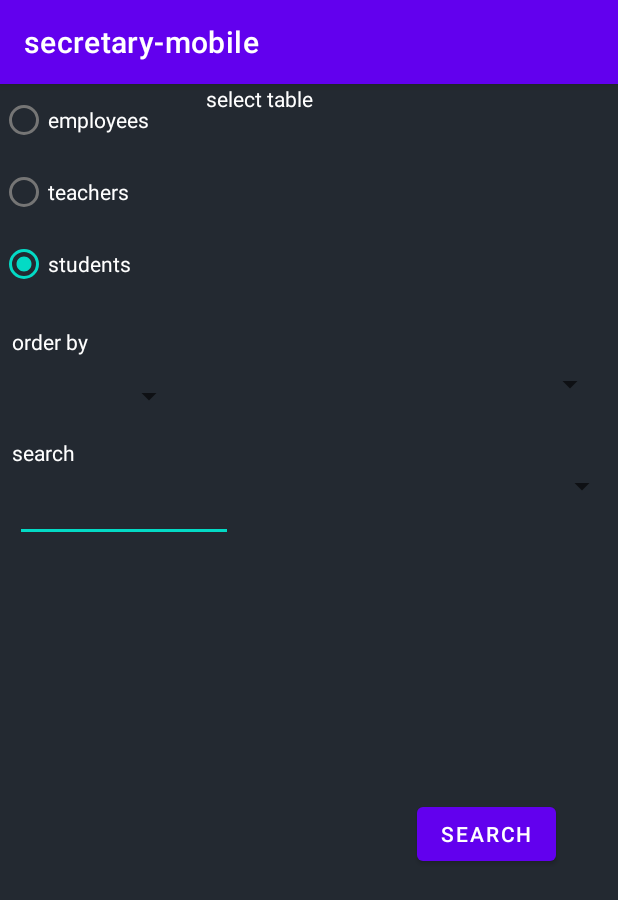
After one commit to mmorawski520/secretariat-mobile, an Android app: the FiltersActivity screen opened directly, with no data from a screen before it, on a phone screen of 412 x 824 dp. The commit adds this screen. Shown: the top 900 px of the screen. Run offline under Robolectric (Android 15) with nearby library versions, the phone set to English and light mode, and no system bars.

Commit message:
v0.0.1 Changes : - I've just made basic layout   ~Filters Activity   ~Upload Activity   ~CardView

```diff
--- a/app/src/main/AndroidManifest.xml
+++ b/app/src/main/AndroidManifest.xml
@@ -10,6 +10,12 @@
         android:supportsRtl="true"
         android:theme="@style/Theme.Secretarymobile">
         <activity
+            android:name=".FiltersActivity"
+            android:exported="false" />
+        <activity
+            android:name=".UploadActivity"
+            android:exported="false" />
+        <activity
             android:name=".MainActivity"
             android:exported="true">
             <intent-filter>
--- /dev/null
+++ b/app/src/main/java/com/example/secretary_mobile/FiltersActivity.kt
@@ -0,0 +1,11 @@
+package com.example.secretary_mobile
+
+import androidx.appcompat.app.AppCompatActivity
+import android.os.Bundle
+
+class FiltersActivity : AppCompatActivity() {
+    override fun onCreate(savedInstanceState: Bundle?) {
+        super.onCreate(savedInstanceState)
+        setContentView(R.layout.activity_filters)
+    }
+}
--- /dev/null
+++ b/app/src/main/res/layout/activity_filters.xml
@@ -0,0 +1,147 @@
+<?xml version="1.0" encoding="utf-8"?>
+<androidx.constraintlayout.widget.ConstraintLayout xmlns:android="http://schemas.android.com/apk/res/android"
+    xmlns:app="http://schemas.android.com/apk/res-auto"
+    xmlns:tools="http://schemas.android.com/tools"
+    android:layout_width="match_parent"
+    android:layout_height="match_parent"
+    tools:context=".UploadActivity"
+    android:screenOrientation="landscape"
+    android:background="#232931"
+    >
+
+
+    <TextView
+        android:id="@+id/textView2"
+        android:layout_width="137dp"
+        android:layout_height="59dp"
+        android:text="@string/textview_table_selection_label"
+        android:textColor="#FFFFFF"
+        app:layout_constraintBottom_toBottomOf="parent"
+        app:layout_constraintEnd_toEndOf="parent"
+        app:layout_constraintStart_toStartOf="parent"
+        app:layout_constraintTop_toTopOf="parent"
+        app:layout_constraintVertical_bias="0.0" />
+
+    <RadioGroup
+        android:id="@+id/radioGroup"
+        android:layout_width="721dp"
+        android:layout_height="147dp"
+        app:layout_constraintEnd_toEndOf="parent"
+        app:layout_constraintHorizontal_bias="0.001"
+        app:layout_constraintStart_toStartOf="parent"
+        app:layout_constraintTop_toTopOf="parent">
+
+        <RadioButton
+            android:id="@+id/radioButtonTeachers"
+            android:layout_width="128dp"
+            android:layout_height="48dp"
+            android:text="@string/employees"
+            android:textColor="#FFFFFF" />
+
+        <RadioButton
+            android:id="@+id/radioButtonEmployees"
+            android:layout_width="130dp"
+            android:layout_height="48dp"
+            android:text="@string/teachers"
+            android:textColor="#FFFFFF" />
+
+        <RadioButton
+            android:id="@+id/radioButtonStudents"
+            android:layout_width="match_parent"
+            android:layout_height="48dp"
+            android:checked="true"
+            android:text="@string/students"
+            android:textColor="#FFFFFF" />
+
+    </RadioGroup>
+
+    <Spinner
+        android:id="@+id/spinnerOrderByField"
+        android:layout_width="280dp"
+        android:layout_height="48dp"
+        android:layout_marginTop="176dp"
+        app:layout_constraintEnd_toEndOf="parent"
+        app:layout_constraintHorizontal_bias="0.938"
+        app:layout_constraintStart_toStartOf="parent"
+        app:layout_constraintTop_toTopOf="parent"
+        tools:ignore="SpeakableTextPresentCheck" />
+
+    <Spinner
+        android:id="@+id/spinnerOrderByAscDesc"
+        android:layout_width="115dp"
+        android:layout_height="48dp"
+        app:layout_constraintBottom_toBottomOf="parent"
+        app:layout_constraintEnd_toEndOf="parent"
+        app:layout_constraintHorizontal_bias="0.026"
+        app:layout_constraintStart_toStartOf="parent"
+        app:layout_constraintTop_toTopOf="parent"
+        app:layout_constraintVertical_bias="0.256"
+        tools:ignore="SpeakableTextPresentCheck,SpeakableTextPresentCheck" />
+
+    <Button
+        android:id="@+id/btnSearch"
+        android:layout_width="wrap_content"
+        android:layout_height="wrap_content"
+        android:text="@android:string/search_go"
+        app:layout_constraintBottom_toBottomOf="parent"
+        app:layout_constraintEnd_toEndOf="parent"
+        app:layout_constraintHorizontal_bias="0.87"
+        app:layout_constraintStart_toStartOf="parent"
+        app:layout_constraintTop_toTopOf="parent"
+        app:layout_constraintVertical_bias="0.661"
+        tools:ignore="DuplicateSpeakableTextCheck" />
+
+    <TextView
+        android:id="@+id/textView5"
+        android:layout_width="69dp"
+        android:layout_height="56dp"
+        android:text="@string/textview_table_search_label"
+        android:textColor="#FFFFFF"
+        app:layout_constraintBottom_toBottomOf="parent"
+        app:layout_constraintEnd_toEndOf="parent"
+        app:layout_constraintHorizontal_bias="0.023"
+        app:layout_constraintStart_toStartOf="parent"
+        app:layout_constraintTop_toTopOf="parent"
+        app:layout_constraintVertical_bias="0.331" />
+
+    <Spinner
+        android:id="@+id/spinnerSearchField"
+        android:layout_width="256dp"
+        android:layout_height="48dp"
+        android:layout_marginTop="244dp"
+        app:layout_constraintEnd_toEndOf="parent"
+        app:layout_constraintHorizontal_bias="1.0"
+        app:layout_constraintStart_toStartOf="parent"
+        app:layout_constraintTop_toTopOf="parent"
+        tools:ignore="SpeakableTextPresentCheck" />
+
+    <EditText
+        android:id="@+id/editTextSearch"
+        android:layout_width="145dp"
+        android:layout_height="48dp"
+        android:ems="10"
+        android:inputType="textPersonName"
+        android:minHeight="48dp"
+        app:layout_constraintBottom_toBottomOf="parent"
+        app:layout_constraintEnd_toEndOf="parent"
+        app:layout_constraintHorizontal_bias="0.037"
+        app:layout_constraintStart_toStartOf="parent"
+        app:layout_constraintTop_toTopOf="parent"
+        app:layout_constraintVertical_bias="0.357"
+        tools:ignore="SpeakableTextPresentCheck"
+        android:importantForAutofill="no" />
+
+    <TextView
+        android:id="@+id/textView4"
+        android:layout_width="79dp"
+        android:layout_height="36dp"
+        android:text="@string/textview_table_order_by_label"
+        android:textColor="#FFFFFF"
+        app:layout_constraintBottom_toBottomOf="parent"
+        app:layout_constraintEnd_toEndOf="parent"
+        app:layout_constraintHorizontal_bias="0.024"
+        app:layout_constraintStart_toStartOf="parent"
+        app:layout_constraintTop_toTopOf="parent"
+        app:layout_constraintVertical_bias="0.221" />
+
+</androidx.constraintlayout.widget.ConstraintLayout>
--- a/app/src/main/res/values/strings.xml
+++ b/app/src/main/res/values/strings.xml
@@ -2,4 +2,14 @@
     <string name="app_name">secretary-mobile</string>
     <string name="btn_upload_label">upload</string>
     <string name="btn_filters_label">filters</string>
+    <string name="btn_submit_label">submit</string>
+    <string name="btn_return_label">return</string>
+    <string name="edittext_name_label">name</string>
+    <string name="textview_upload_file_label">file url</string>
+    <string name="textview_table_selection_label">select table</string>
+    <string name="textview_table_search_label">search</string>
+    <string name="textview_table_order_by_label">order by</string>
+    <string name="employees">employees</string>
+    <string name="teachers">teachers</string>
+    <string name="students">students</string>
 </resources>
```
Also changed, not shown: app/src/main/java/com/example/secretary_mobile/UploadActivity.kt (added, +11 -0 lines), app/src/main/res/layout/activity_upload.xml (added, +66 -0 lines), app/src/main/res/layout/card_view.xml (added, +158 -0 lines).
